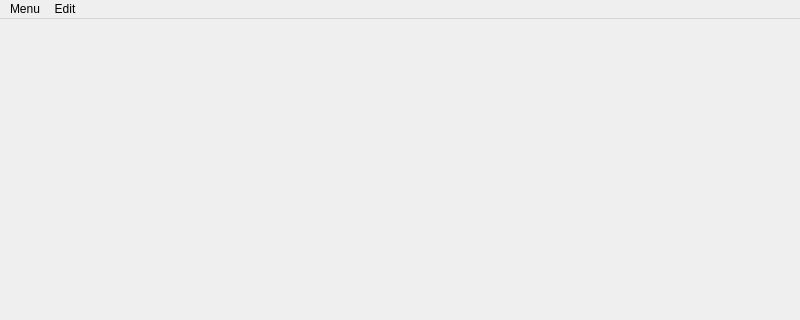
Above: mainwindow.ui from tranter/qt-google-places before the change; both pictures show x 0 to 800 and y 0 to 320 of the 800 by 600 pixel window. Below: the same form after it.
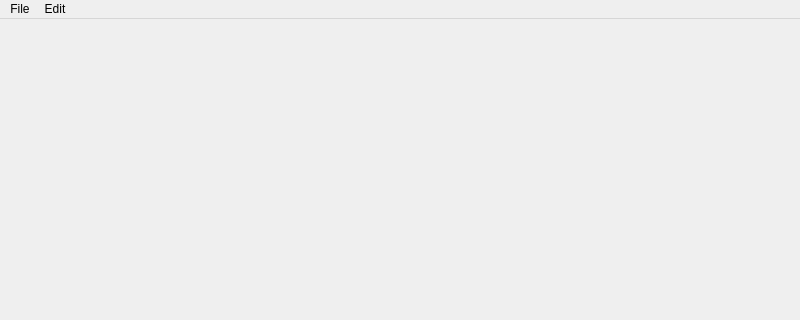
That is the form after the change. Icons and pictures are not drawn.

Commit message: 1. Rename menu from "Menu" to "File" 2. Correct search in Russian-language

Patch:
```diff
--- a/mainwindow.ui
+++ b/mainwindow.ui
@@ -24,12 +24,12 @@
      <x>0</x>
      <y>0</y>
      <width>800</width>
-     <height>24</height>
+     <height>20</height>
     </rect>
    </property>
    <widget class="QMenu" name="menuMenu">
     <property name="title">
-     <string>Menu</string>
+     <string>File</string>
     </property>
     <addaction name="actionSettings"/>
     <addaction name="separator"/>
```
The commit also changes 1 other file.
